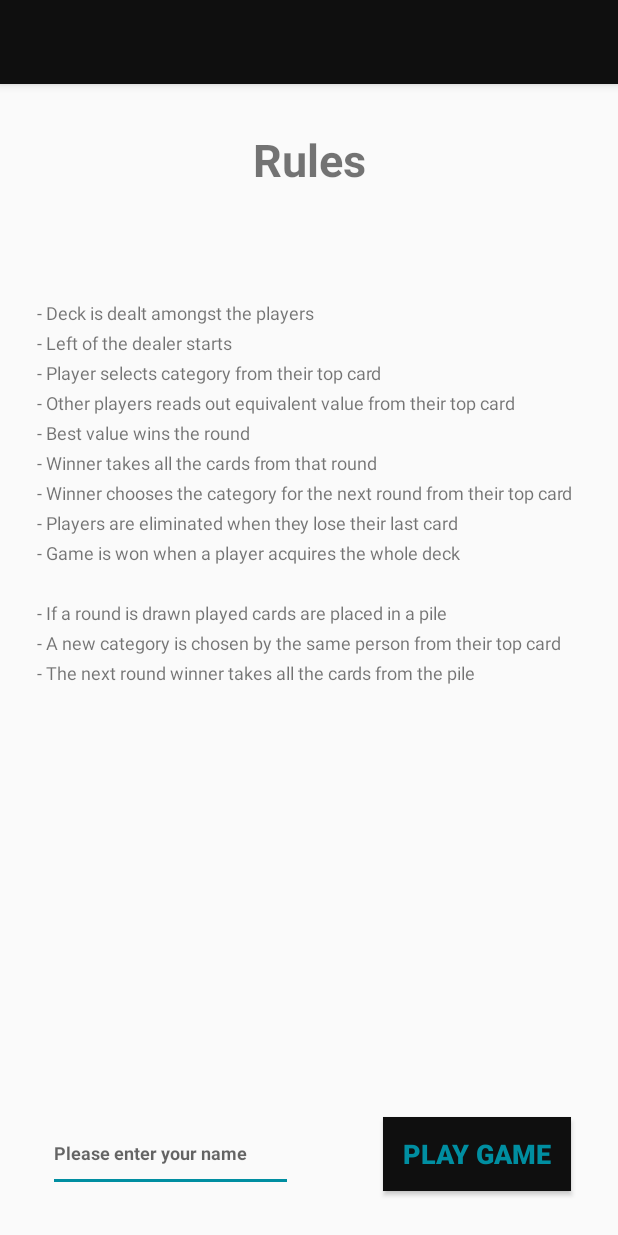
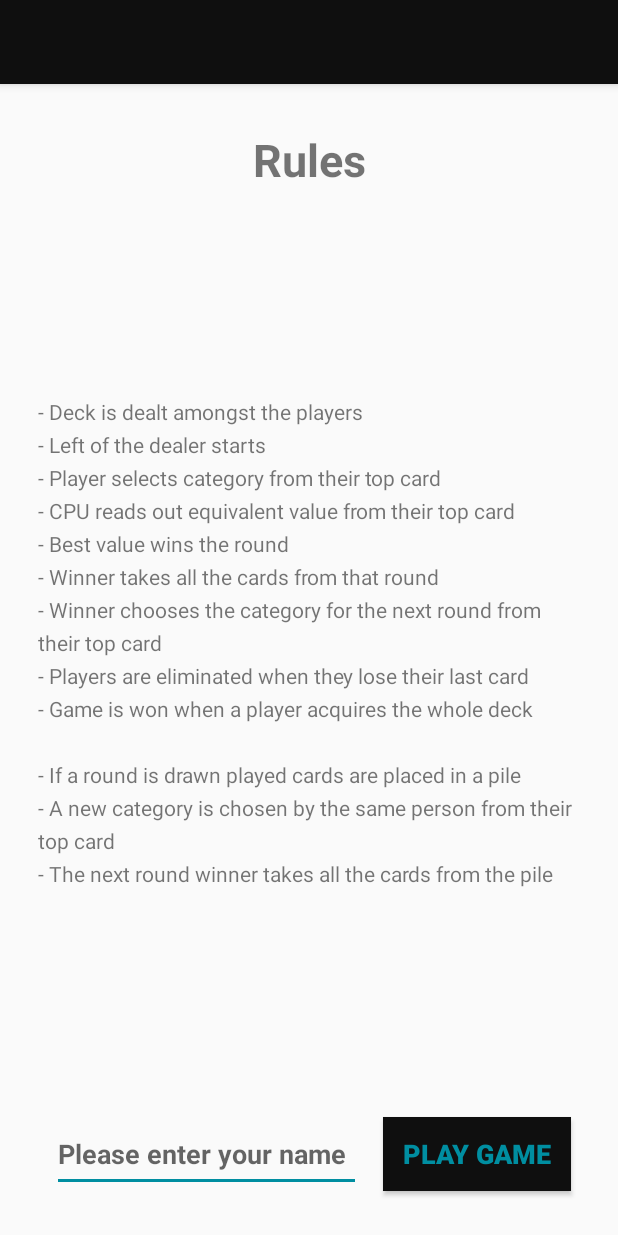
Before and after one commit to PMGH/rick_and_morty_top_trumps, an Android app: the screen it shows after launch (RulesActivity), on a phone screen of 412 x 824 dp. Run offline under Robolectric (Android 15) with nearby library versions, the phone set to English and light mode, and no system bars.

Commit message:
Styling updated, Game logic checkWin function improved, additional Characters introduced

```diff
--- a/app/src/main/java/com/example/peter/toptrumps/Dealer.java
+++ b/app/src/main/java/com/example/peter/toptrumps/Dealer.java
@@ -32,6 +32,10 @@ public class Dealer extends Player implements Playable {
         return true;
     }
 
+    public void addToDeck(Card card){
+        deck.addToDeck(card);
+    }
+
     public Card dealTopCard(){
         return deck.removeTopCard();
     }
--- a/app/src/main/java/com/example/peter/toptrumps/Deck.java
+++ b/app/src/main/java/com/example/peter/toptrumps/Deck.java
@@ -45,6 +45,10 @@ public class Deck {
         Collections.shuffle(cards);
     }
 
+    public void addToDeck(Card card){
+        cards.add(card);
+    }
+
     public Card removeTopCard(){
         // if statement to handle out of bounds exceptions
         if (getNumCards() > 0){
--- a/app/src/main/java/com/example/peter/toptrumps/Playable.java
+++ b/app/src/main/java/com/example/peter/toptrumps/Playable.java
@@ -15,5 +15,6 @@ public interface Playable {
     Card getTopCard();
     void addWin();
     Integer getNumWins();
+    ArrayList<Card> getHand();
 
 }
--- a/app/src/main/res/layout/activity_result.xml
+++ b/app/src/main/res/layout/activity_result.xml
@@ -50,7 +50,7 @@
 
     <ImageView
         android:id="@+id/cpu_top_card_backplate"
-        android:layout_width="190dp"
+        android:layout_width="195dp"
         android:layout_height="300dp"
         android:layout_marginStart="8dp"
         android:layout_marginTop="8dp"
@@ -64,7 +64,7 @@
 
     <ImageView
         android:id="@+id/user_top_card_backplate"
-        android:layout_width="190dp"
+        android:layout_width="195dp"
         android:layout_height="300dp"
         android:layout_marginEnd="8dp"
         android:layout_marginTop="8dp"
--- a/app/src/main/res/layout/activity_rules.xml
+++ b/app/src/main/res/layout/activity_rules.xml
@@ -23,7 +23,7 @@
     <TextView
         android:id="@+id/rules_text"
         android:layout_width="361dp"
-        android:layout_height="304dp"
+        android:layout_height="365dp"
         android:layout_marginBottom="8dp"
         android:layout_marginLeft="8dp"
         android:layout_marginRight="8dp"
@@ -33,15 +33,12 @@
         android:overScrollMode="always"
         android:scrollbarAlwaysDrawVerticalTrack="false"
         android:text="@string/rules_text"
-        android:textSize="12sp"
+        android:textSize="14sp"
         app:layout_constraintBottom_toTopOf="@+id/play_game_btn"
         app:layout_constraintLeft_toLeftOf="parent"
         app:layout_constraintRight_toRightOf="parent"
         app:layout_constraintTop_toBottomOf="@+id/rules_header_text"
-        app:layout_constraintVertical_bias="0.183"
-        app:layout_constraintHorizontal_bias="0.486"
-        tools:layout_editor_absoluteY="111dp"
-        tools:layout_editor_absoluteX="23dp" />
+        app:layout_constraintVertical_bias="0.523" />
 
     <Button
         android:id="@+id/play_game_btn"
@@ -64,9 +61,9 @@
 
     <EditText
         android:id="@+id/user_name_text"
-        android:layout_width="163dp"
-        android:layout_height="51dp"
-        android:layout_marginBottom="29dp"
+        android:layout_width="206dp"
+        android:layout_height="50dp"
+        android:layout_marginBottom="31dp"
         android:layout_marginEnd="8dp"
         android:layout_marginStart="32dp"
         android:ems="10"
@@ -74,10 +71,13 @@
         android:inputType="textPersonName"
         android:textAlignment="textStart"
         android:textColor="@color/colorAccent"
-        android:textSize="12sp"
+        android:textSize="18sp"
         android:textStyle="bold"
         app:layout_constraintBottom_toBottomOf="parent"
+        app:layout_constraintHorizontal_bias="0.32"
         app:layout_constraintLeft_toLeftOf="parent"
         app:layout_constraintRight_toLeftOf="@+id/play_game_btn"
-        app:layout_constraintHorizontal_bias="0.0" />
+        app:layout_constraintTop_toTopOf="@+id/play_game_btn"
+        android:layout_marginTop="0dp"
+        app:layout_constraintVertical_bias="0.0" />
 </android.support.constraint.ConstraintLayout>
--- a/app/src/main/res/values/strings.xml
+++ b/app/src/main/res/values/strings.xml
@@ -3,7 +3,7 @@
     <string name="top_trumps">Top Trumps</string>
     <string name="rick_and_morty_title_text">Rick and Morty Title text</string>
     <string name="rick_and_morty_title_image">Rick and Morty Title Image</string>
-    <string name="rules_text">- Deck is dealt amongst the players\n- Left of the dealer starts\n- Player selects category from their top card\n- Other players reads out equivalent value from their top card\n- Best value wins the round\n- Winner takes all the cards from that round\n- Winner chooses the category for the next round from their top card\n- Players are eliminated when they lose their last card\n- Game is won when a player acquires the whole deck\n\n- If a round is drawn played cards are placed in a pile\n- A new category is chosen by the same person from their top card\n- The next round winner takes all the cards from the pile</string>
+    <string name="rules_text">- Deck is dealt amongst the players\n- Left of the dealer starts\n- Player selects category from their top card\n- CPU reads out equivalent value from their top card\n- Best value wins the round\n- Winner takes all the cards from that round\n- Winner chooses the category for the next round from their top card\n- Players are eliminated when they lose their last card\n- Game is won when a player acquires the whole deck\n\n- If a round is drawn played cards are placed in a pile\n- A new category is chosen by the same person from their top card\n- The next round winner takes all the cards from the pile</string>
     <string name="rules_header_text">Rules</string>
     <string name="play_game_btn_text">Play Game</string>
     <string name="cpu_user_image_content_description">CPU user image</string>
@@ -17,7 +17,7 @@
     <string name="morality_text">Morality: </string>
     <string name="how_schwifty_text">How Schwifty: </string>
     <string name="confirm_selection">Confirm Selection</string>
-    <string name="player_top_card_title_text">Player\'s Top Card</string>
+    <string name="player_top_card_title_text">Your Top Card</string>
     <string name="intellect">Intellect:</string>
     <string name="lethality">Lethality:</string>
     <string name="morality">Morality:</string>
@@ -32,4 +32,5 @@
     <string name="player_top_card_black_backplate">Player Top Card Black Backplate</string>
     <string name="play_text">PLAY</string>
     <string name="round_text">ROUND</string>
+    <string name="game_over_text_image">Game Over Text Image</string>
 </resources>
```
Also changed, not shown: app/src/main/java/com/example/peter/toptrumps/Game.java (+78 -52 lines), app/src/main/java/com/example/peter/toptrumps/GameWonActivity.java (+13 -2 lines), app/src/main/java/com/example/peter/toptrumps/Player.java (+6 -2 lines), app/src/main/java/com/example/peter/toptrumps/ResultActivity.java (+21 -10 lines), app/src/main/res/layout/activity_game_won.xml (+21 -22 lines), app/src/main/res/layout/activity_main.xml (+15 -14 lines), app/src/main/res/layout/activity_top_card.xml (+7 -6 lines), app/src/main/res/drawable/cpu.png (added), app/src/main/res/drawable/game_over.png (added), app/src/main/res/drawable/rick.png (added), app/src/main/res/drawable/rick_and_morty_bg_2.png, 2 other files.
